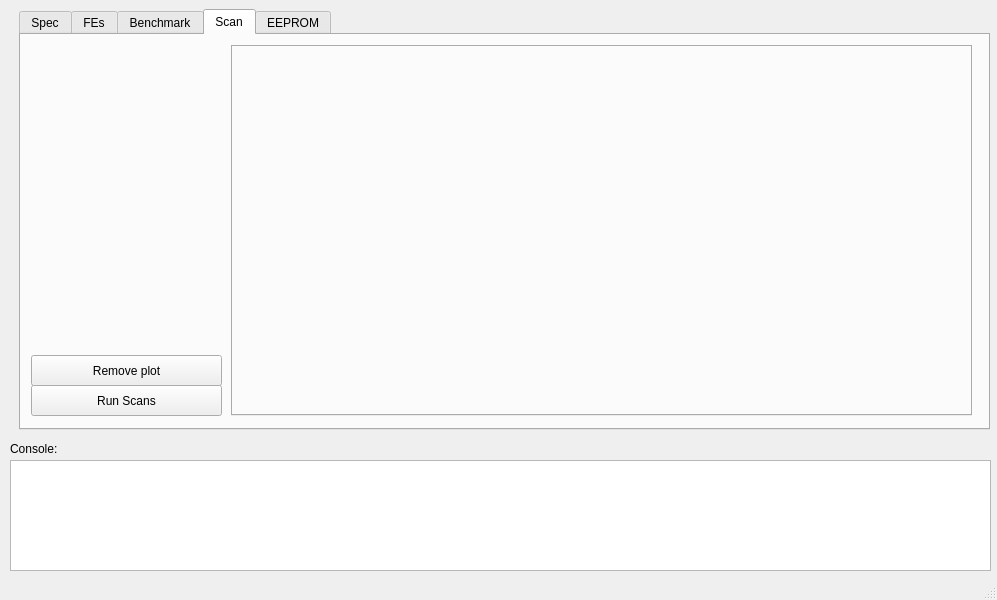
Above: gui/YarrGui/yarrgui.ui from Yarr/Yarr before the change. Below: the same form after it.
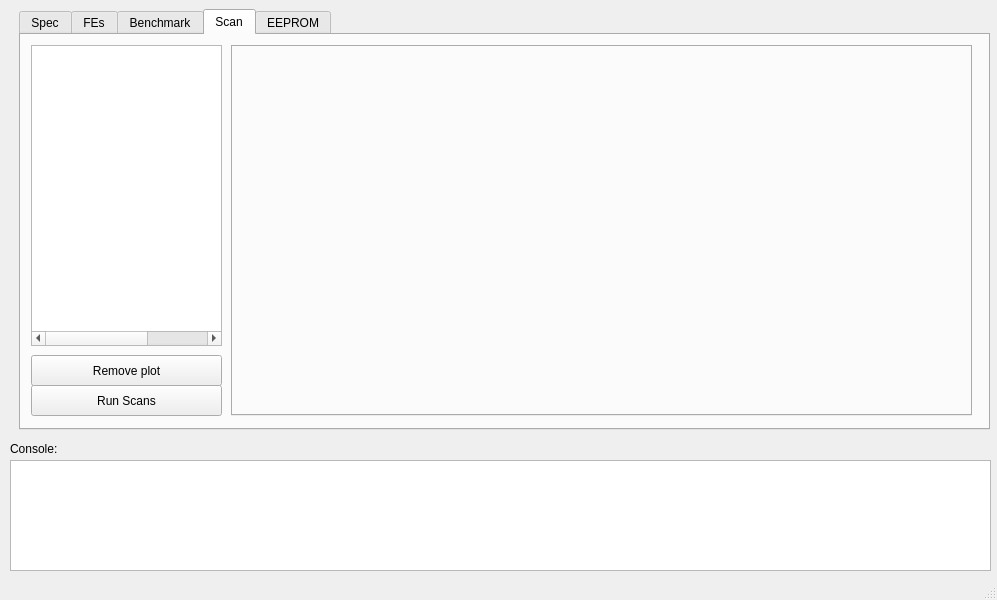
That is the form after the change. Custom widgets are drawn as their Qt base class.

Commit message: Started adding plot tree structure

```diff
--- a/gui/YarrGui/yarrgui.ui
+++ b/gui/YarrGui/yarrgui.ui
@@ -800,6 +800,40 @@
        <string>Remove plot</string>
       </property>
      </widget>
+     <widget class="QTreeWidget" name="plotTree">
+      <property name="geometry">
+       <rect>
+        <x>10</x>
+        <y>10</y>
+        <width>191</width>
+        <height>301</height>
+       </rect>
+      </property>
+      <property name="columnCount">
+       <number>3</number>
+      </property>
+      <attribute name="headerVisible">
+       <bool>false</bool>
+      </attribute>
+      <attribute name="headerMinimumSectionSize">
+       <number>50</number>
+      </attribute>
+      <column>
+       <property name="text">
+        <string notr="true">1</string>
+       </property>
+      </column>
+      <column>
+       <property name="text">
+        <string notr="true">2</string>
+       </property>
+      </column>
+      <column>
+       <property name="text">
+        <string notr="true">3</string>
+       </property>
+      </column>
+     </widget>
     </widget>
     <widget class="QWidget" name="tab_2">
      <attribute name="title">
```
The commit also changes 2 other files.
